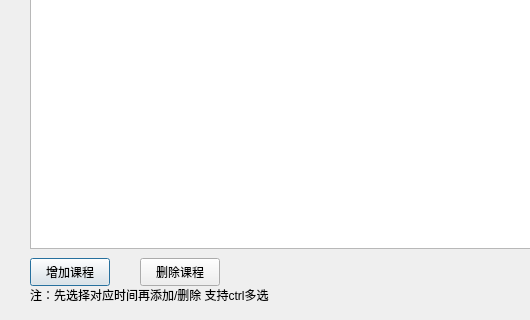
This is timetable.ui in lcclcc233/Qtodo as Qt 5 draws it before an edit; both pictures show x 0 to 530 and y 162 to 482 of the 783 by 482 pixel window. The edited form follows.
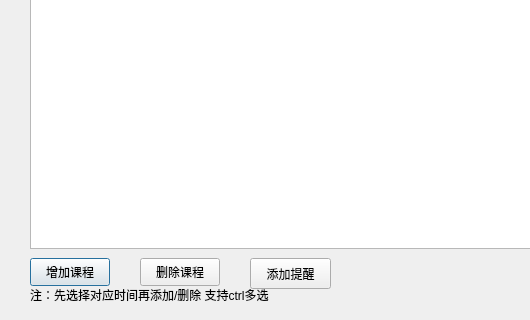
This is the edited form.

Commit message: Add add items by timetable

Patch:
```diff
--- a/timetable.ui
+++ b/timetable.ui
@@ -62,6 +62,19 @@
     <string>注：先选择对应时间再添加/删除 支持ctrl多选</string>
    </property>
   </widget>
+  <widget class="QPushButton" name="itemButton">
+   <property name="geometry">
+    <rect>
+     <x>250</x>
+     <y>420</y>
+     <width>81</width>
+     <height>31</height>
+    </rect>
+   </property>
+   <property name="text">
+    <string>添加提醒</string>
+   </property>
+  </widget>
  </widget>
  <resources/>
  <connections/>
```
The commit also changes 6 other files.
